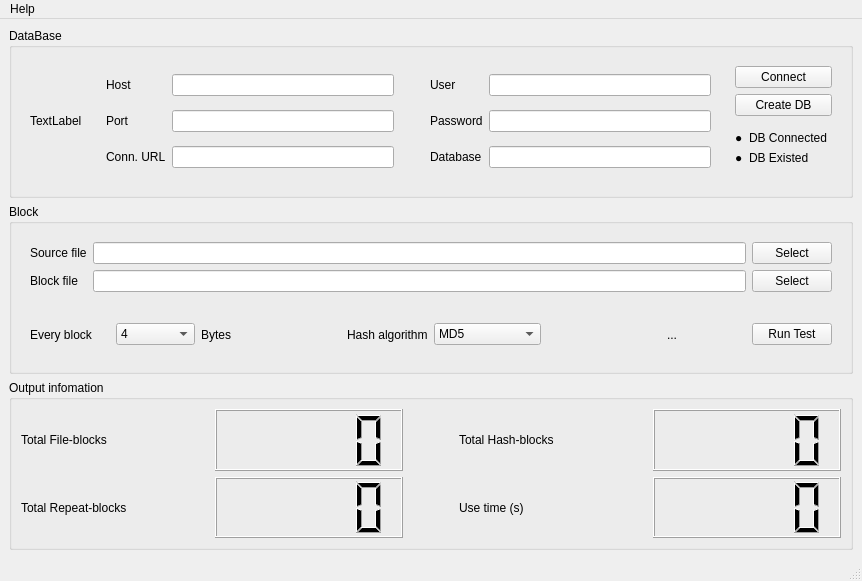
First picture: the form in mainwindow.ui, repository NekoSilverFox/BlockStorageTester, before the edit.
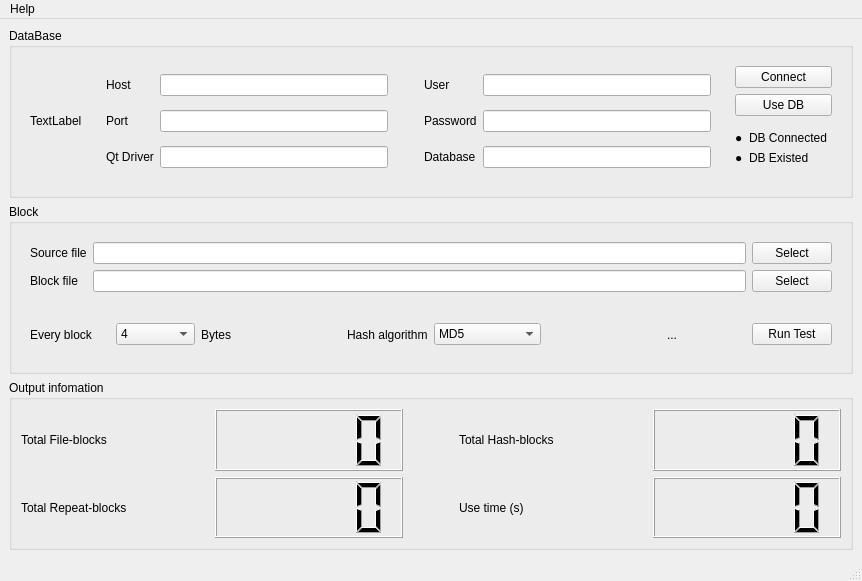
Second picture: the form after the edit.

Patch:
```diff
--- a/mainwindow.ui
+++ b/mainwindow.ui
@@ -54,7 +54,7 @@
           <item row="3" column="0">
            <widget class="QLabel" name="label_6">
             <property name="text">
-             <string>Conn. URL</string>
+             <string>Qt Driver</string>
             </property>
            </widget>
           </item>
@@ -139,7 +139,7 @@
           <item>
            <widget class="QPushButton" name="pushButton_2">
             <property name="text">
-             <string>Create DB</string>
+             <string>Use DB</string>
             </property>
            </widget>
           </item>
```
Left out of the diff: 30 changed lines with no effect on the pictures.
